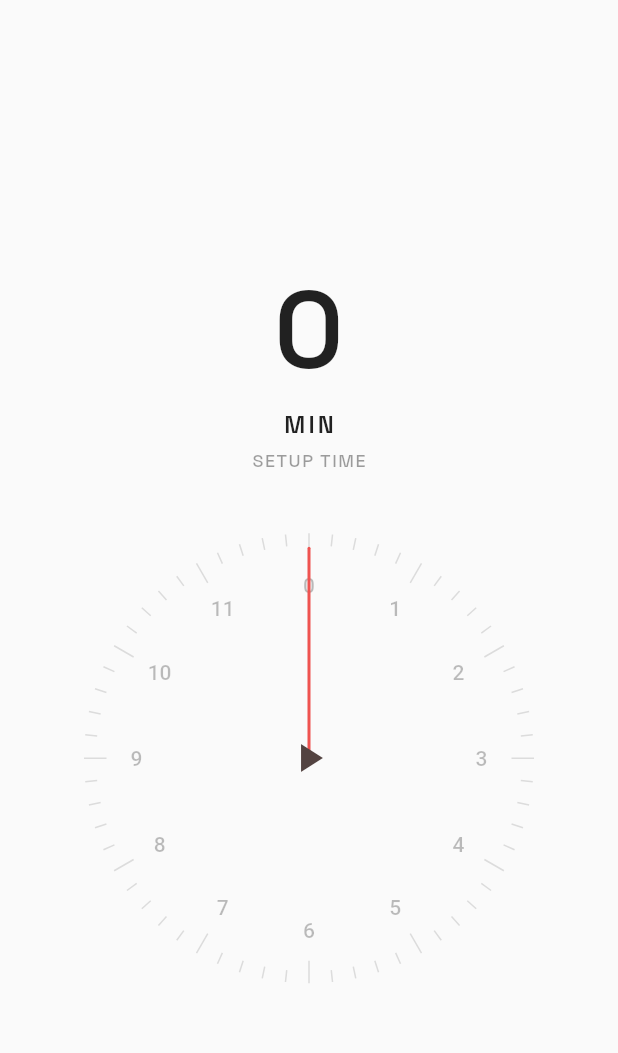
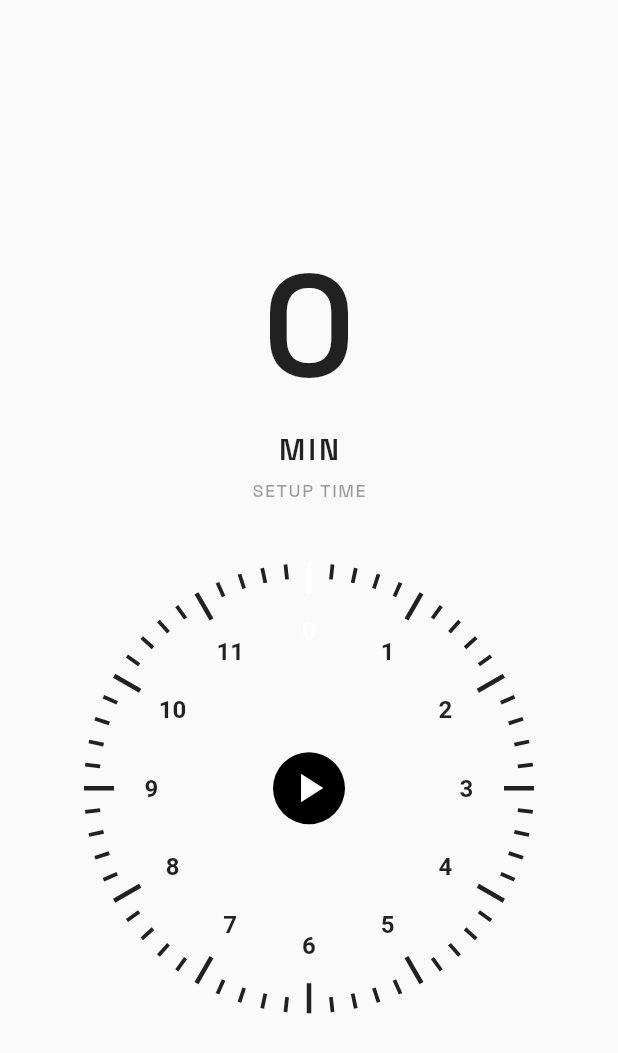
Before and after one commit to Dukeazeta/timerkoko, a Flutter app: the screen it shows after launch, after a tap on the "play arrow" icon, on a phone screen of 412 x 824 dp. Shown: the top 1053 px of the screen. Run offline on Flutter 3.47's test engine with Material 3 defaults, Android fonts, the phone set to English and light mode, and no system bars; our stand-ins replace get, google_fonts.

Commit message:
modified:   timerkoko/lib/main.dart

```diff
--- a/timerkoko/lib/main.dart
+++ b/timerkoko/lib/main.dart
@@ -54,7 +54,7 @@ class TimerScreen extends StatelessWidget {
                   Text(
                     '${controller.selectedMinutes}',
                     style: GoogleFonts.spaceGrotesk(
-                      fontSize: 72,
+                      fontSize: 96,
                       fontWeight: FontWeight.w600,
                       color: Colors.black87,
                     ),
@@ -62,7 +62,7 @@ class TimerScreen extends StatelessWidget {
                   Text(
                     'MIN',
                     style: GoogleFonts.spaceGrotesk(
-                      fontSize: 16,
+                      fontSize: 20,
                       fontWeight: FontWeight.w600,
                       letterSpacing: 2,
                       color: Colors.black87,
@@ -106,6 +106,12 @@ class TimerScreen extends StatelessWidget {
                           icon: Icon(
                             controller.isRunning ? Icons.pause : Icons.play_arrow,
                             size: 32,
+                            color: Colors.white,
+                          ),
+                          style: IconButton.styleFrom(
+                            backgroundColor: Colors.black,
+                            padding: EdgeInsets.zero,
+                            minimumSize: const Size(48, 48),
                           ),
                           onPressed: controller.toggleTimer,
                         ),
@@ -136,15 +142,28 @@ class CustomTimerPainter extends CustomPainter {
     final center = Offset(size.width / 2, size.height / 2);
     final radius = size.width / 2;
 
+    // Draw progress arc
+    final progressPaint = Paint()
+      ..color = isRunning ? Colors.red : Colors.red[400]!
+      ..style = PaintingStyle.fill;
+
+    canvas.drawArc(
+      Rect.fromCircle(center: center, radius: radius - 15),
+      -math.pi / 2,
+      2 * math.pi * progress,
+      true,
+      progressPaint,
+    );
+
     // Draw minute markers
     final markerPaint = Paint()
-      ..color = Colors.black12
+      ..color = Colors.black87
       ..style = PaintingStyle.stroke
-      ..strokeWidth = 1;
+      ..strokeWidth = 2.5;
 
     for (var i = 0; i < 60; i++) {
       final angle = i * (2 * math.pi / 60) - math.pi / 2;
-      final markerLength = i % 5 == 0 ? 15.0 : 8.0;
+      final markerLength = i % 5 == 0 ? 20.0 : 10.0;
       final markerStart = radius - markerLength;
       final markerEnd = radius;
 
@@ -153,10 +172,15 @@ class CustomTimerPainter extends CustomPainter {
       final endX = center.dx + markerEnd * math.cos(angle);
       final endY = center.dy + markerEnd * math.sin(angle);
 
+      // Use white color for markers over the red progress area
+      final markerAngle = (angle + math.pi / 2) / (2 * math.pi);
+      final isOverProgress = markerAngle <= progress;
+      markerPaint.color = isOverProgress ? Colors.white : Colors.black87;
+
       canvas.drawLine(
         Offset(startX, startY),
         Offset(endX, endY),
-        markerPaint,
+        markerPaint..strokeWidth = i % 5 == 0 ? 3.0 : 2.5,
       );
 
       // Draw minute numbers
@@ -166,16 +190,16 @@ class CustomTimerPainter extends CustomPainter {
           text: TextSpan(
             text: number.toString(),
             style: TextStyle(
-              color: Colors.black26,
-              fontSize: 14,
-              fontWeight: FontWeight.w500,
+              color: isOverProgress ? Colors.white : Colors.black87,
+              fontSize: 16,
+              fontWeight: FontWeight.w600,
             ),
           ),
           textDirection: TextDirection.ltr,
         );
         textPainter.layout();
 
-        final numberRadius = radius - 35;
+        final numberRadius = radius - 45;
         final x = center.dx + numberRadius * math.cos(angle) - textPainter.width / 2;
         final y = center.dy + numberRadius * math.sin(angle) - textPainter.height / 2;
 
@@ -183,28 +207,11 @@ class CustomTimerPainter extends CustomPainter {
       }
     }
 
-    // Draw progress line
-    final progressPaint = Paint()
-      ..color = isRunning ? Colors.red : Colors.red[400]!
-      ..style = PaintingStyle.stroke
-      ..strokeWidth = 2
-      ..strokeCap = StrokeCap.round;
-
-    final angle = 2 * math.pi * progress - math.pi / 2;
-    canvas.drawLine(
-      center,
-      Offset(
-        center.dx + (radius - 10) * math.cos(angle),
-        center.dy + (radius - 10) * math.sin(angle),
-      ),
-      progressPaint,
-    );
-
-    // Draw center dot
+    // Draw center circle
     final centerDotPaint = Paint()
-      ..color = Colors.red
+      ..color = Colors.black
       ..style = PaintingStyle.fill;
-    canvas.drawCircle(center, 4, centerDotPaint);
+    canvas.drawCircle(center, 15, centerDotPaint);
   }
 
   @override
```
